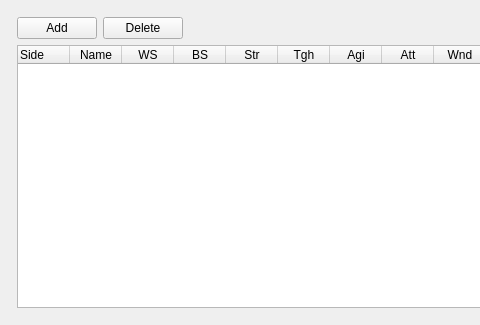
Qt form mainwindow.ui (Neos3452/warhammer-batlle-simulator) before a commit; both pictures show x 0 to 480 and y 0 to 325 of the 982 by 325 pixel window.
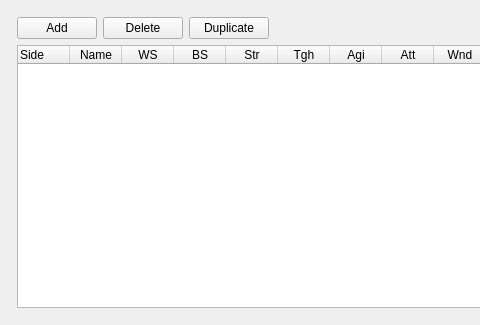
The same form after that commit.

Commit message: Duplicate button for duplicating characters

The edit to the form file:
```diff
--- a/mainwindow.ui
+++ b/mainwindow.ui
@@ -50,6 +50,13 @@
             </property>
            </widget>
           </item>
+          <item>
+           <widget class="QPushButton" name="duplicateCharButton">
+            <property name="text">
+             <string>Duplicate</string>
+            </property>
+           </widget>
+          </item>
           <item>
            <spacer name="horizontalSpacer">
             <property name="orientation">
```
The commit also changes 5 other files.
